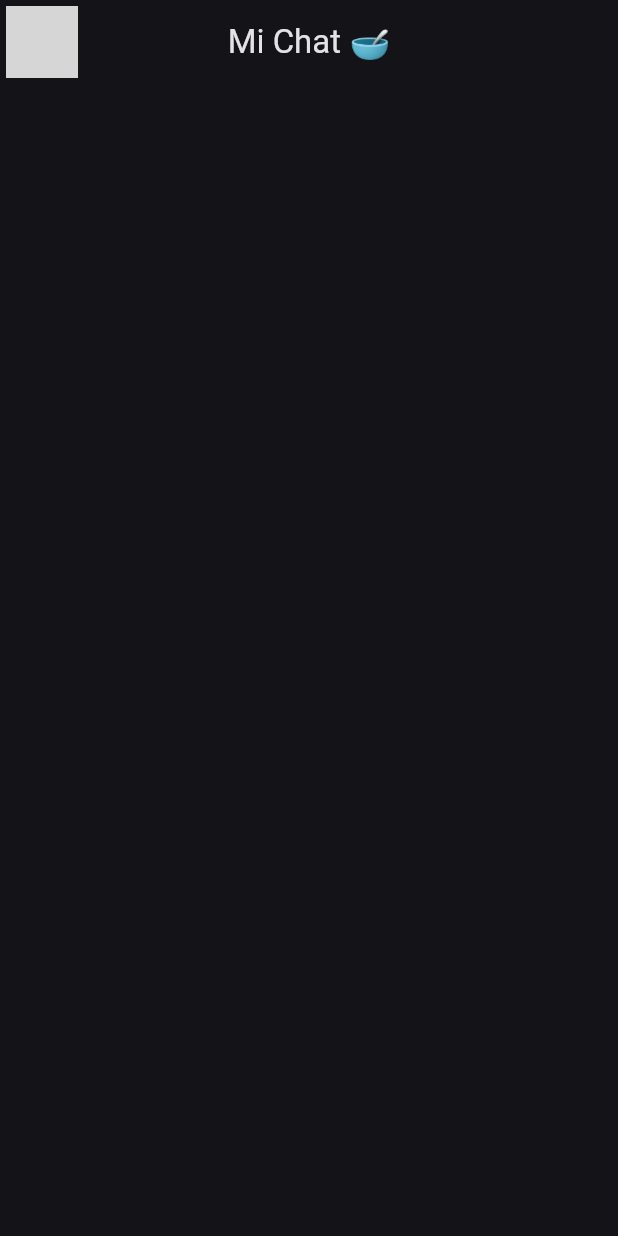
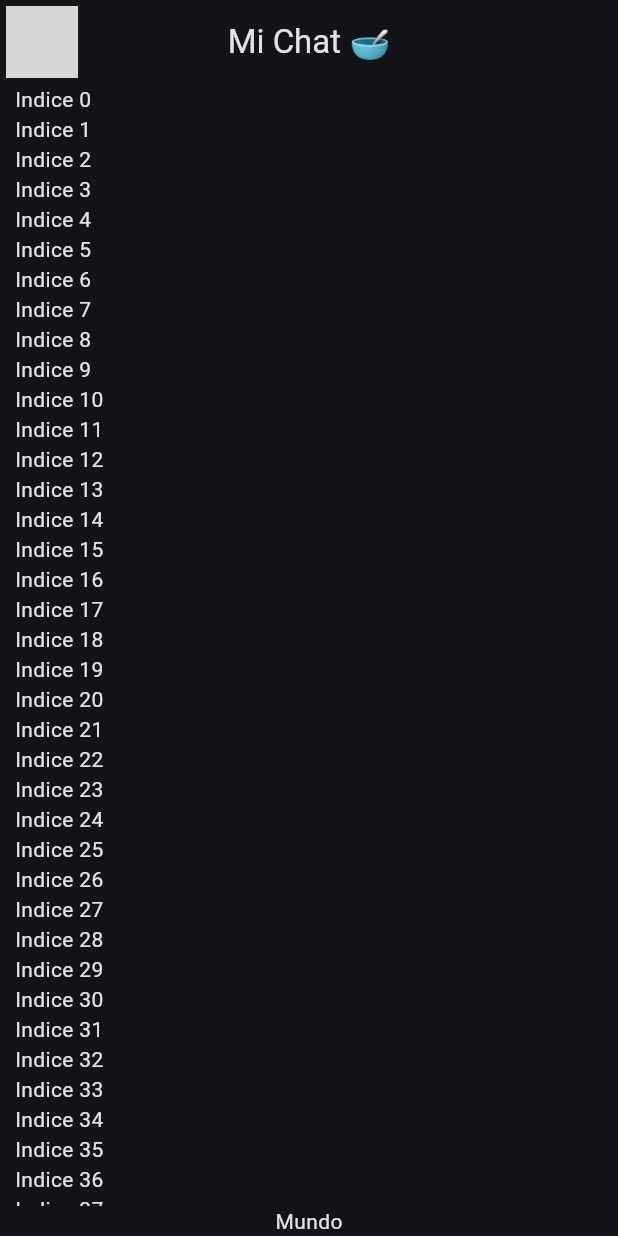
Before and after one commit to kharoldcanova/yes_no_app, a Flutter app: the screen it shows after launch, on a phone screen of 412 x 824 dp. Run offline on Flutter 3.47's test engine with Material 2 defaults, Android fonts, the phone set to English and light mode, and no system bars; network calls fail; grey boxes are pictures that could not be loaded.

Commit message:
listview builder body chat screen

```diff
--- a/lib/presentation/chat/chat_screen.dart
+++ b/lib/presentation/chat/chat_screen.dart
@@ -5,17 +5,41 @@ class ChatScreen extends StatelessWidget {
 
   @override
   Widget build(BuildContext context) {
-    return  Scaffold(
+    return Scaffold(
       appBar: AppBar(
-        title: const Text('Mi Chat 🥣'),
-        centerTitle: true,
-        leading: const Padding(
-          padding:  EdgeInsets.all(4),
-          child:  CircleAvatar(
-            backgroundImage: NetworkImage('https://encrypted-tbn0.gstatic.com/images?q=tbn:ANd9GcRzvtBN9ll1dRXFgW-qovdNaE4HGUiBw6AUhMjB64n1gR-4Evm03-7B-V9MilvnEFHDAf4&usqp=CAU',
-            scale: 3),
-          ),
-        )
+          title: const Text('Mi Chat 🥣'),
+          centerTitle: true,
+          leading: const Padding(
+            padding: EdgeInsets.all(4),
+            child: CircleAvatar(
+              backgroundImage: NetworkImage(
+                  'https://encrypted-tbn0.gstatic.com/images?q=tbn:ANd9GcRzvtBN9ll1dRXFgW-qovdNaE4HGUiBw6AUhMjB64n1gR-4Evm03-7B-V9MilvnEFHDAf4&usqp=CAU',
+                  scale: 3),
+            ),
+          )),
+      body: _ChatView(),
+    );
+  }
+}
+
+class _ChatView extends StatelessWidget {
+  @override
+  Widget build(BuildContext context) {
+    return SafeArea(
+      child: Padding(
+        padding: const EdgeInsets.symmetric(horizontal: 10),
+        child: Column(
+          children: [
+            Expanded(
+              child: ListView.builder(
+                itemCount: 100,
+                itemBuilder: (context, index) {
+                return Text('Indice $index');
+              },),
+            ),
+            const Text('Mundo')
+          ],
+        ),
       ),
     );
   }
```
